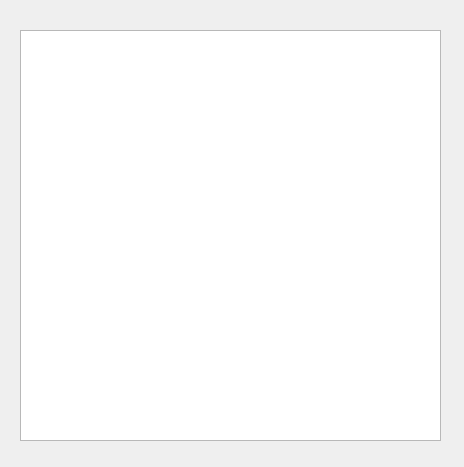
Above: MainLaunch_qt/smallhouselist.ui from luohanqing0318/graduation-design before the change. Below: the same form after it.
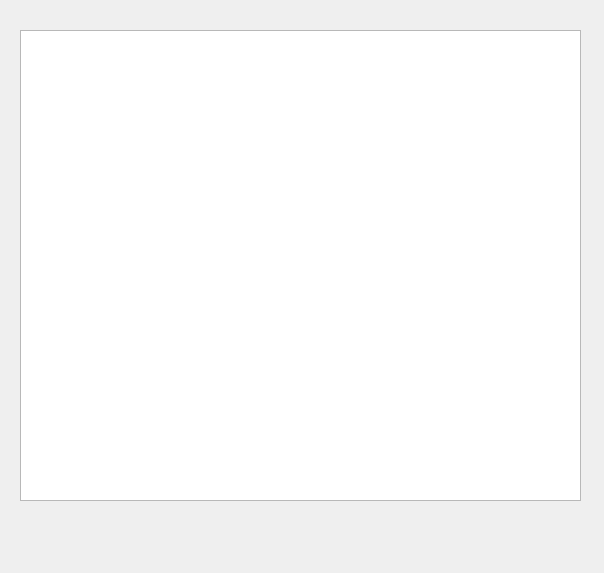
That is the form after the change.

What changed in the file:
```diff
--- a/MainLaunch_qt/smallhouselist.ui
+++ b/MainLaunch_qt/smallhouselist.ui
@@ -6,8 +6,8 @@
    <rect>
     <x>0</x>
     <y>0</y>
-    <width>464</width>
-    <height>467</height>
+    <width>604</width>
+    <height>573</height>
    </rect>
   </property>
   <property name="windowTitle">
@@ -18,8 +18,8 @@
     <rect>
      <x>20</x>
      <y>30</y>
-     <width>421</width>
-     <height>411</height>
+     <width>561</width>
+     <height>471</height>
     </rect>
    </property>
   </widget>
```
